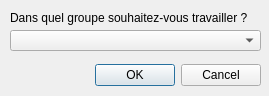
This is FormChoixGroupe_base.ui in IGNF/espace-collaboratif-qgis-plugin as Qt 5 draws it before an edit. The edited form follows.
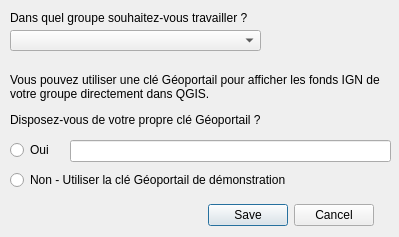
This is the edited form.

Commit message: Modification boite Choix du groupe devient Paramétrage

Diff of the .ui file:
```diff
--- a/FormChoixGroupe_base.ui
+++ b/FormChoixGroupe_base.ui
@@ -6,19 +6,22 @@
    <rect>
     <x>0</x>
     <y>0</y>
-    <width>269</width>
-    <height>96</height>
+    <width>399</width>
+    <height>237</height>
    </rect>
   </property>
   <property name="windowTitle">
    <string>Choix du groupe</string>
   </property>
   <widget class="QDialogButtonBox" name="buttonBox">
+   <property name="enabled">
+    <bool>true</bool>
+   </property>
    <property name="geometry">
     <rect>
-     <x>10</x>
-     <y>60</y>
-     <width>251</width>
+     <x>190</x>
+     <y>200</y>
+     <width>201</width>
      <height>31</height>
     </rect>
    </property>
@@ -26,7 +29,10 @@
     <enum>Qt::Horizontal</enum>
    </property>
    <property name="standardButtons">
-    <set>QDialogButtonBox::Cancel|QDialogButtonBox::Ok</set>
+    <set>QDialogButtonBox::Cancel|QDialogButtonBox::Save</set>
+   </property>
+   <property name="centerButtons">
+    <bool>true</bool>
    </property>
   </widget>
   <widget class="QLabel" name="lblGroupe">
@@ -52,6 +58,76 @@
     </rect>
    </property>
   </widget>
+  <widget class="QRadioButton" name="radioButtonOui">
+   <property name="geometry">
+    <rect>
+     <x>10</x>
+     <y>140</y>
+     <width>51</width>
+     <height>20</height>
+    </rect>
+   </property>
+   <property name="text">
+    <string>Oui</string>
+   </property>
+  </widget>
+  <widget class="QRadioButton" name="radioButtonNon">
+   <property name="geometry">
+    <rect>
+     <x>10</x>
+     <y>170</y>
+     <width>301</width>
+     <height>20</height>
+    </rect>
+   </property>
+   <property name="text">
+    <string>Non - Utiliser la clé Géoportail de démonstration</string>
+   </property>
+  </widget>
+  <widget class="QLineEdit" name="lineEditCleGeoportailUser">
+   <property name="geometry">
+    <rect>
+     <x>70</x>
+     <y>140</y>
+     <width>321</width>
+     <height>22</height>
+    </rect>
+   </property>
+   <property name="whatsThis">
+    <string/>
+   </property>
+   <property name="accessibleDescription">
+    <string/>
+   </property>
+   <property name="inputMask">
+    <string/>
+   </property>
+   <property name="text">
+    <string/>
+   </property>
+   <property name="placeholderText">
+    <string/>
+   </property>
+  </widget>
+  <widget class="QLabel" name="lblCleGeoportailUser">
+   <property name="geometry">
+    <rect>
+     <x>10</x>
+     <y>70</y>
+     <width>391</width>
+     <height>61</height>
+    </rect>
+   </property>
+   <property name="text">
+    <string>&lt;html&gt;&lt;head/&gt;&lt;body&gt;&lt;p&gt;Vous pouvez utiliser une clé Géoportail pour afficher les fonds IGN de votre groupe directement dans QGIS.&lt;/p&gt;&lt;p&gt;Disposez-vous de votre propre clé Géoportail ?&lt;/p&gt;&lt;/body&gt;&lt;/html&gt;</string>
+   </property>
+   <property name="textFormat">
+    <enum>Qt::AutoText</enum>
+   </property>
+   <property name="wordWrap">
+    <bool>true</bool>
+   </property>
+  </widget>
  </widget>
  <resources/>
  <connections>
```
Left out of the diff: 10 changed lines with no effect on the pictures. The commit also changes 14 other files.
